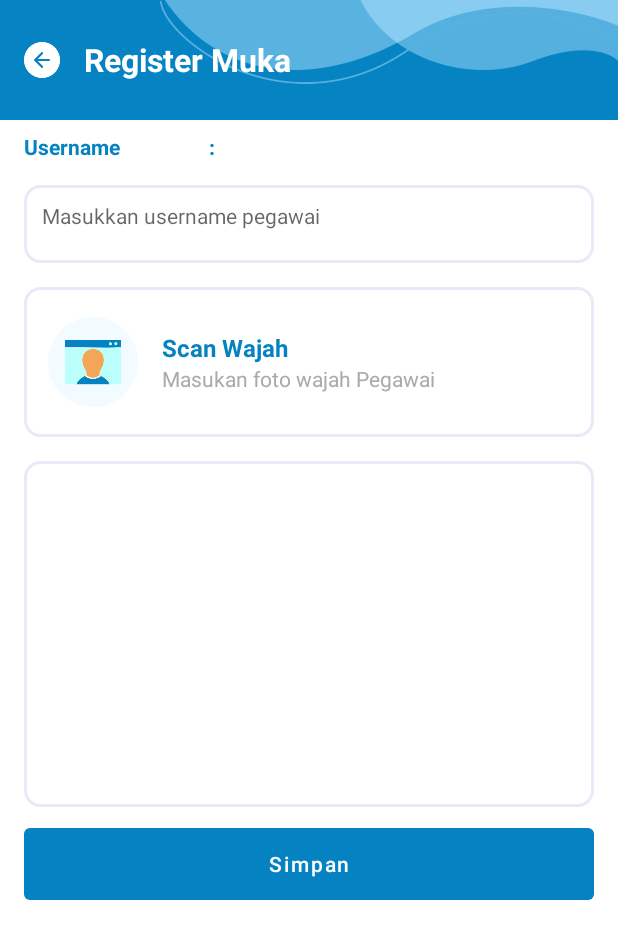
After one commit to sfynsss/Ideplex_Absensi, an Android app: the layout activity_register_muka.xml on its own in the app's theme, with its tools: preview values and no code run, on a phone screen of 412 x 824 dp. The commit adds this screen. Shown: the top 939 px of the screen. Run offline under Robolectric (Android 15) with nearby library versions, the light colour scheme and no system bars; network calls fail.

Commit message:
Register Muka dll

```diff
--- a/app/src/main/AndroidManifest.xml
+++ b/app/src/main/AndroidManifest.xml
@@ -47,6 +47,9 @@
             android:name="com.ideplex.absensi.Activity.PengajuanIzinActivity"
             android:exported="true" />
         <activity
+            android:name="com.ideplex.absensi.Activity.RegisterMukaActivity"
+            android:exported="true" />
+        <activity
             android:name="com.ideplex.absensi.Activity.RiwayatKehadiranActivity"
             android:exported="true" />
         <activity
--- a/app/src/main/java/com/ideplex/absensi/Activity/EditProfilActivity.java
+++ b/app/src/main/java/com/ideplex/absensi/Activity/EditProfilActivity.java
@@ -86,7 +86,7 @@ public class EditProfilActivity extends AppCompatActivity {
             @Override
             public void onClick(View view) {
                 kataSandi = password_pengguna.getText().toString();
-                ubahPassword = api.ubahPassword(session.getNip(), kataSandi);
+                ubahPassword = api.ubahPassword(kataSandi);
                 ubahPassword.enqueue(new Callback<BaseResponse>() {
                     @Override
                     public void onResponse(Call<BaseResponse> call, Response<BaseResponse> response) {
--- a/app/src/main/java/com/ideplex/absensi/Activity/LoginActivity.java
+++ b/app/src/main/java/com/ideplex/absensi/Activity/LoginActivity.java
@@ -99,7 +99,10 @@ public class LoginActivity extends AppCompatActivity {
                     @Override
                     public void onResponse(Call<UserResponse> call, Response<UserResponse> response) {
                         if (response.isSuccessful()) {
-                            session.setUserStatus(true, response.body().getUser().getId().toString(), response.body().getUser().getNama(), response.body().getUser().getApiToken());
+                            session.setUserStatus(true, response.body().getUser().getId().toString(),
+                                    response.body().getUser().getNama(),
+                                    response.body().getUser().getJabatan()+"",
+                                    response.body().getUser().getApiToken());
                             startActivity(new Intent(LoginActivity.this, MainActivity.class));
                             finish();
                             Toast.makeText(LoginActivity.this, "Selamat datang "+response.body().getUser().getNama(), Toast.LENGTH_SHORT).show();
--- a/app/src/main/java/com/ideplex/absensi/Api/RetrofitClient.java
+++ b/app/src/main/java/com/ideplex/absensi/Api/RetrofitClient.java
@@ -17,7 +17,7 @@ import retrofit2.converter.gson.GsonConverterFactory;
 
 public class RetrofitClient {
 
-    private static String BASE_URL = "http://192.168.0.16/kerjapintar_fr/public/index.php/api/";
+    private static String BASE_URL = "https://beta.idemedika.com/demo/kerjapintar_fr/public/index.php/api/";
 //    private static String BASE_URL = "http://api.pdesoebandi.id/api/";
     private final static OkHttpClient client = UnsafeOkHttpClient.getUnsafeOkHttpClient();
     private static RetrofitClient mInstance;
--- /dev/null
+++ b/app/src/main/res/layout/activity_register_muka.xml
@@ -0,0 +1,131 @@
+<?xml version="1.0" encoding="utf-8"?>
+<LinearLayout xmlns:android="http://schemas.android.com/apk/res/android"
+    xmlns:app="http://schemas.android.com/apk/res-auto"
+    xmlns:tools="http://schemas.android.com/tools"
+    android:layout_width="match_parent"
+    android:layout_height="match_parent"
+    android:orientation="vertical"
+    tools:context=".Activity.PilihAbsensiActivity">
+
+    <LinearLayout
+        android:layout_width="match_parent"
+        android:layout_height="80dp"
+        android:background="@drawable/main_header2"
+        android:gravity="center_vertical|start">
+        <ImageView
+            android:id="@+id/btn_back"
+            android:layout_width="24dp"
+            android:layout_height="24dp"
+            android:background="@drawable/bt_back"
+            android:layout_marginStart="16dp">
+        </ImageView>
+        <TextView
+            android:layout_width="wrap_content"
+            android:layout_height="wrap_content"
+            android:layout_marginLeft="16dp"
+            android:text="Register Muka"
+            android:textStyle="bold"
+            android:textSize="21dp"
+            android:textColor="@color/white">
+        </TextView>
+    </LinearLayout>
+
+    <TextView
+        android:layout_width="wrap_content"
+        android:layout_height="wrap_content"
+        android:layout_marginLeft="16dp"
+        android:layout_marginTop="8dp"
+        android:layout_marginBottom="8dp"
+        android:text="Username \t\t\t\t : "
+        android:textStyle="bold"
+        android:textColor="@color/green_dark">
+    </TextView>
+
+    <LinearLayout
+        android:layout_width="match_parent"
+        android:layout_height="wrap_content"
+        android:layout_marginHorizontal="16dp">
+        <LinearLayout
+            android:layout_width="match_parent"
+            android:layout_height="52dp"
+            android:layout_marginTop="8dp"
+            android:background="@drawable/bt_white_round"
+            android:paddingHorizontal="12dp">
+
+            <EditText
+                android:id="@+id/username"
+                android:layout_width="match_parent"
+                android:layout_height="37dp"
+                android:layout_marginVertical="2dp"
+                android:background="@color/white"
+                android:hint="Masukkan username pegawai"
+                android:inputType="text"
+                android:textSize="14sp"></EditText>
+        </LinearLayout>
+    </LinearLayout>
+
+    <LinearLayout
+        android:id="@+id/btn_absen_wajah"
+        android:layout_width="match_parent"
+        android:layout_height="100dp"
+        android:layout_marginHorizontal="16dp"
+        android:layout_marginTop="16dp"
+        android:background="@drawable/bt_white_round">
+        <ImageView
+            android:layout_width="60dp"
+            android:layout_height="60dp"
+            android:layout_gravity="center_vertical"
+            android:layout_marginStart="16dp"
+            android:background="@drawable/absen_ic_scan">
+        </ImageView>
+        <LinearLayout
+            android:layout_width="wrap_content"
+            android:layout_height="wrap_content"
+            android:layout_gravity="center_vertical"
+            android:layout_marginLeft="16dp"
+            android:orientation="vertical">
+            <TextView
+                android:layout_width="wrap_content"
+                android:layout_height="wrap_content"
+                android:text="Scan Wajah"
+                android:textSize="16sp"
+                android:textStyle="bold"
+                android:textColor="@color/green_dark">
+            </TextView>
+            <TextView
+                android:layout_width="wrap_content"
+                android:layout_height="wrap_content"
+                android:text="Masukan foto wajah Pegawai"
+                android:textColor="#AAA">
+            </TextView>
+        </LinearLayout>
+    </LinearLayout>
+
+    <LinearLayout
+        android:id="@+id/container_image"
+        android:layout_width="match_parent"
+        android:layout_height="wrap_content"
+        android:layout_marginHorizontal="16dp"
+        android:layout_marginTop="16dp"
+        android:orientation="vertical"
+        android:background="@drawable/bt_white_round">
+        <ImageView
+            android:id="@+id/img_preview"
+            android:layout_width="200dp"
+            android:layout_height="200dp"
+            android:layout_marginVertical="15dp"
+            android:layout_gravity="center"/>
+    </LinearLayout>
+
+    <Button
+        android:id="@+id/btn_simpan"
+        android:layout_width="match_parent"
+        android:layout_height="60dp"
+        android:layout_marginTop="8dp"
+        android:layout_marginHorizontal="16dp"
+        android:text="Simpan"
+        android:textAllCaps="false"
+        android:textAlignment="center">
+    </Button>
+
+</LinearLayout>
```
Also changed, not shown: app/src/main/java/com/ideplex/absensi/Activity/BerandaFragment.java (+20 -23 lines), app/src/main/java/com/ideplex/absensi/Activity/DinasDalamFragment.java (+6 -1 lines), app/src/main/java/com/ideplex/absensi/Activity/PilihAbsensiActivity.java (+6 -5 lines), app/src/main/java/com/ideplex/absensi/Activity/ProfilFragment.java (+15 -2 lines), app/src/main/java/com/ideplex/absensi/Activity/RegisterMukaActivity.java (added, +182 -0 lines), app/src/main/java/com/ideplex/absensi/Api/Api.java (+18 -4 lines), app/src/main/java/com/ideplex/absensi/Session/Session.java (+6 -1 lines), app/src/main/java/com/ideplex/absensi/Table/Shift.java (+11 -0 lines), app/src/main/res/layout/activity_login.xml (+5 -5 lines), app/src/main/res/layout/fragment_beranda2.xml (+10 -11 lines), app/src/main/res/layout/fragment_profil.xml (+39 -0 lines).
